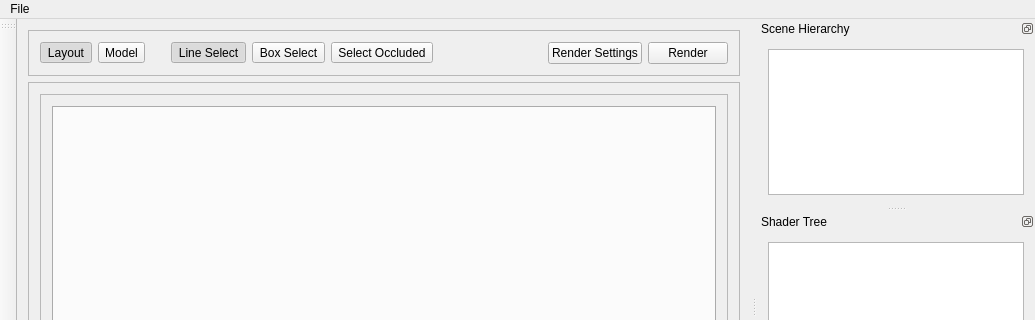
Above: src/sunshine.ui from strattonbrazil/Sunshine before the change; both pictures show x 0 to 1035 and y 0 to 320 of the 1035 by 614 pixel window. Below: the same form after it.
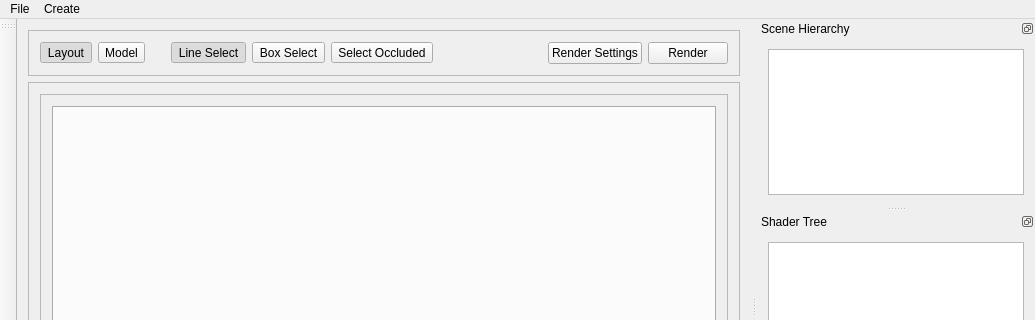
That is the form after the change.

Commit message: Bunch of modifications including removing shared-pointer infrastructure (which probably leaves a few uninitialized pointers that will need to be fixed), work on the context menu for some basic operations, some additions to the render sampling

Diff of the .ui file:
```diff
--- a/src/sunshine.ui
+++ b/src/sunshine.ui
@@ -213,7 +213,7 @@
      <height>25</height>
     </rect>
    </property>
-   <widget class="QMenu" name="menuFile">
+   <widget class="QMenu" name="fileMenu">
     <property name="title">
      <string>File</string>
     </property>
@@ -221,7 +221,13 @@
     <addaction name="openSceneAction"/>
     <addaction name="importAction"/>
    </widget>
-   <addaction name="menuFile"/>
+   <widget class="QMenu" name="createMenu">
+    <property name="title">
+     <string>Create</string>
+    </property>
+   </widget>
+   <addaction name="fileMenu"/>
+   <addaction name="createMenu"/>
   </widget>
   <widget class="QStatusBar" name="statusBar"/>
   <widget class="QToolBar" name="toolBar">
```
Left out of the diff: 3 changed lines with no effect on the pictures. The commit also changes 65 other files.
